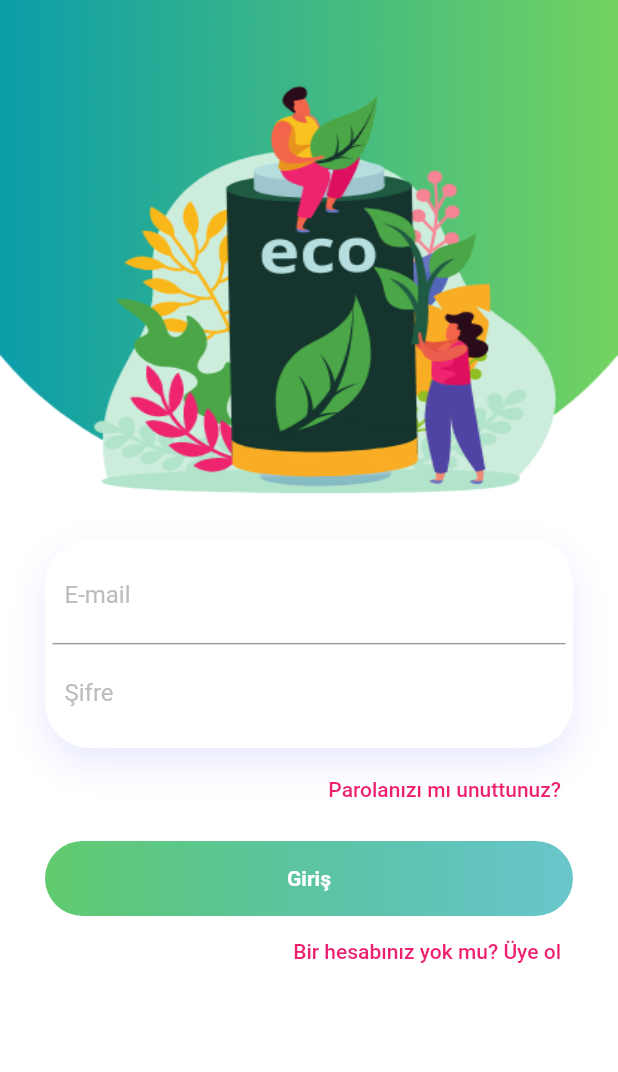
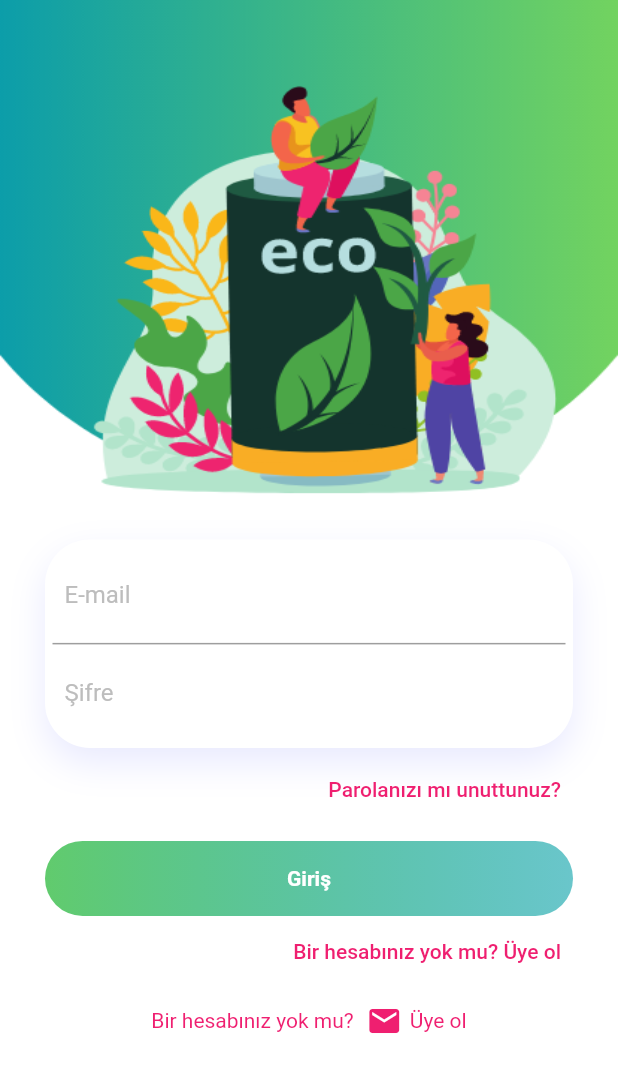
Before and after one commit to feyzasakli/ecoSave, a Flutter app: the screen it shows after launch, on a phone screen of 412 x 824 dp. Shown: the top 1072 px of the screen. Run offline on Flutter 3.47's test engine with Material 2 defaults, Android fonts, the phone set to English and light mode, and no system bars; our stand-ins replace file_picker, google_fonts.

Commit message:
Update login.dart

```diff
--- a/lib/login/login.dart
+++ b/lib/login/login.dart
@@ -119,7 +119,7 @@ class Login extends StatelessWidget {
                     GestureDetector(
                       onTap: () {
                         Navigator.of(context).pushReplacement(MaterialPageRoute(
-                            builder: (context) => MyStatefulWidget()));
+                            builder: (context) => const MyStatefulWidget()));
                       },
                       child: Container(
                         height: 50,
@@ -162,6 +162,36 @@ class Login extends StatelessWidget {
                         ),
                       ),
                     ),
+                    const SizedBox(height: 10),
+                    Row(
+                      mainAxisAlignment: MainAxisAlignment.center,
+                      children: [
+                        const Text(
+                          'Bir hesabınız yok mu? ',
+                          style: TextStyle(
+                            color: Color.fromRGBO(239, 31, 112, 1),
+                          ),
+                        ),
+                        InkWell(
+                          onTap: () {
+                            // Handle Google icon button tap
+                          },
+                          child: Container(
+                            margin: const EdgeInsets.symmetric(horizontal: 5),
+                            child: const Icon(
+                              Icons.mail,
+                              color: Color.fromRGBO(239, 31, 112, 1),
+                            ),
+                          ),
+                        ),
+                        const Text(
+                          'Üye ol',
+                          style: TextStyle(
+                            color: Color.fromRGBO(239, 31, 112, 1),
+                          ),
+                        ),
+                      ],
+                    ),
                   ],
                 ),
               ),
```
